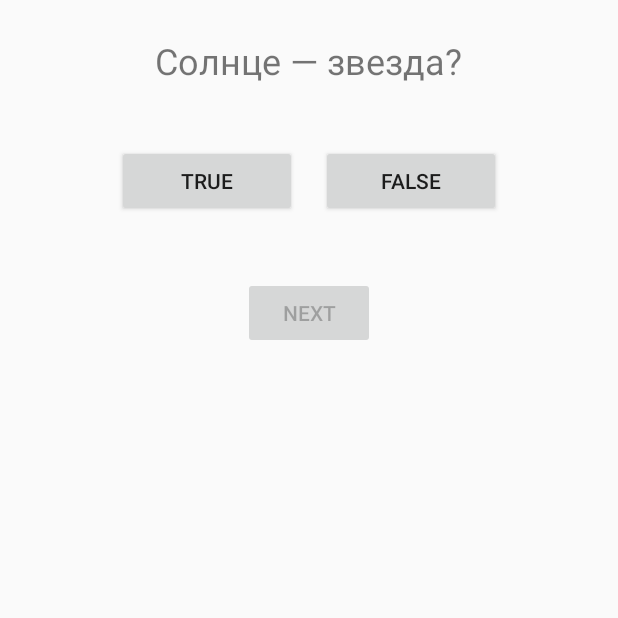
After one commit to Mubinjon9oo9/MobDev, an Android app built with Jetpack Compose: the Lab4Activity screen opened directly, with no data from a screen before it, on a phone screen of 412 x 824 dp, the top half of it. The commit adds this screen. Run offline under Robolectric (Android 15) with nearby library versions, the phone set to English and light mode, and no system bars.

Commit message:
update: lab4 part 1 finished

```diff
--- a/app/src/main/AndroidManifest.xml
+++ b/app/src/main/AndroidManifest.xml
@@ -26,6 +26,7 @@
         <activity android:name=".Lab1Activity" />
         <activity android:name=".Lab2Activity" />
         <activity android:name=".Lab3Activity" />
+        <activity android:name=".Lab4Activity" />
     </application>
 
 </manifest>
--- /dev/null
+++ b/app/src/main/java/com/example/lab1/Lab4Activity.kt
@@ -0,0 +1,124 @@
+package com.example.lab1
+
+import android.os.Bundle
+import android.widget.Button
+import android.widget.TextView
+import android.widget.Toast
+import androidx.appcompat.app.AppCompatActivity
+
+class Lab4Activity : AppCompatActivity() {
+
+    private val questions = listOf(
+        Question("Солнце — звезда?", true),
+        Question("Земля плоская?", false),
+        Question("Вода кипит при 100 градусах Цельсия?", true)
+    )
+
+    private var currentIndex = 0
+    private var correctAnswersCount = 0
+    private var answeredCurrent = false
+
+    private lateinit var questionTextView: TextView
+    private lateinit var trueButton: Button
+    private lateinit var falseButton: Button
+    private lateinit var nextButton: Button
+
+    companion object {
+        private const val KEY_INDEX = "currentIndex"
+        private const val KEY_SCORE = "correctAnswersCount"
+        private const val KEY_ANSWERED = "answeredCurrent"
+    }
+
+    override fun onCreate(savedInstanceState: Bundle?) {
+        super.onCreate(savedInstanceState)
+        setContentView(R.layout.activity_lab4)
+
+        questionTextView = findViewById(R.id.questionTextView)
+        trueButton = findViewById(R.id.trueButton)
+        falseButton = findViewById(R.id.falseButton)
+        nextButton = findViewById(R.id.nextButton)
+
+        if (savedInstanceState != null) {
+            currentIndex = savedInstanceState.getInt(KEY_INDEX, 0)
+            correctAnswersCount = savedInstanceState.getInt(KEY_SCORE, 0)
+            answeredCurrent = savedInstanceState.getBoolean(KEY_ANSWERED, false)
+        }
+
+        updateQuestion()
+        updateButtonsVisibility()
+
+        trueButton.setOnClickListener {
+            checkAnswer(true)
+        }
+
+        falseButton.setOnClickListener {
+            checkAnswer(false)
+        }
+
+        nextButton.setOnClickListener {
+            if (currentIndex < questions.size - 1) {
+                currentIndex++
+                answeredCurrent = false
+                updateQuestion()
+                updateButtonsVisibility()
+            }
+        }
+    }
+
+    private fun updateQuestion() {
+        questionTextView.text = questions[currentIndex].text
+    }
+
+    private fun updateButtonsVisibility() {
+        if (answeredCurrent) {
+            trueButton.visibility = Button.INVISIBLE
+            falseButton.visibility = Button.INVISIBLE
+            nextButton.isEnabled = true
+            nextButton.visibility = Button.VISIBLE
+
+            // Если последний вопрос — блокируем и скрываем кнопку Next
+            if (currentIndex == questions.size - 1) {
+                nextButton.isEnabled = false
+                nextButton.visibility = Button.INVISIBLE
+                showResult()
+            }
+        } else {
+            trueButton.visibility = Button.VISIBLE
+            falseButton.visibility = Button.VISIBLE
+            nextButton.isEnabled = false
+            nextButton.visibility = Button.VISIBLE
+        }
+    }
+
+    private fun checkAnswer(userAnswer: Boolean) {
+        if (answeredCurrent) return
+
+        val correctAnswer = questions[currentIndex].answer
+        if (userAnswer == correctAnswer) {
+            correctAnswersCount++
+            Toast.makeText(this, "Правильно!", Toast.LENGTH_SHORT).show()
+        } else {
+            Toast.makeText(this, "Неправильно!", Toast.LENGTH_SHORT).show()
+        }
+
+        answeredCurrent = true
+        updateButtonsVisibility()
+    }
+
+    private fun showResult() {
+        Toast.makeText(
+            this,
+            "Тест завершён! Правильных ответов: $correctAnswersCount из ${questions.size}",
+            Toast.LENGTH_LONG
+        ).show()
+    }
+
+    override fun onSaveInstanceState(outState: Bundle) {
+        super.onSaveInstanceState(outState)
+        outState.putInt(KEY_INDEX, currentIndex)
+        outState.putInt(KEY_SCORE, correctAnswersCount)
+        outState.putBoolean(KEY_ANSWERED, answeredCurrent)
+    }
+
+    data class Question(val text: String, val answer: Boolean)
+}
--- a/app/src/main/java/com/example/lab1/MainActivity.kt
+++ b/app/src/main/java/com/example/lab1/MainActivity.kt
@@ -25,5 +25,10 @@ class MainActivity : AppCompatActivity() {
             val intent = Intent(this, Lab3Activity::class.java)
             startActivity(intent)
         }
+        val btnLab4 = findViewById<Button>(R.id.btnLab4)
+        btnLab4.setOnClickListener {
+            val intent = Intent(this, Lab4Activity::class.java)
+            startActivity(intent)
+        }
     }
 }
--- /dev/null
+++ b/app/src/main/res/layout/activity_lab4.xml
@@ -0,0 +1,43 @@
+<?xml version="1.0" encoding="utf-8"?>
+<LinearLayout xmlns:android="http://schemas.android.com/apk/res/android"
+              android:orientation="vertical"
+              android:layout_width="match_parent"
+              android:layout_height="match_parent"
+              android:padding="24dp"
+              android:gravity="center_horizontal">
+
+    <TextView
+        android:id="@+id/questionTextView"
+        android:layout_width="wrap_content"
+        android:layout_height="wrap_content"
+        android:text="Вопрос"
+        android:textSize="24sp"
+        android:layout_marginBottom="40dp"
+        android:textAlignment="center"/>
+
+    <LinearLayout
+        android:layout_width="wrap_content"
+        android:layout_height="wrap_content"
+        android:orientation="horizontal"
+        android:layout_marginBottom="40dp">
+
+        <Button
+            android:id="@+id/trueButton"
+            android:layout_width="120dp"
+            android:layout_height="wrap_content"
+            android:text="True" />
+
+        <Button
+            android:id="@+id/falseButton"
+            android:layout_width="120dp"
+            android:layout_height="wrap_content"
+            android:text="False"
+            android:layout_marginStart="16dp" />
+    </LinearLayout>
+
+    <Button
+        android:id="@+id/nextButton"
+        android:layout_width="wrap_content"
+        android:layout_height="wrap_content"
+        android:text="Next" />
+</LinearLayout>
--- a/app/src/main/res/layout/activity_main.xml
+++ b/app/src/main/res/layout/activity_main.xml
@@ -21,5 +21,10 @@
         android:layout_width="wrap_content"
         android:layout_height="wrap_content"
         android:text="Lab3" />
+    <Button
+        android:id="@+id/btnLab4"
+        android:layout_width="wrap_content"
+        android:layout_height="wrap_content"
+        android:text="Lab4" />
 
 </LinearLayout>
```
